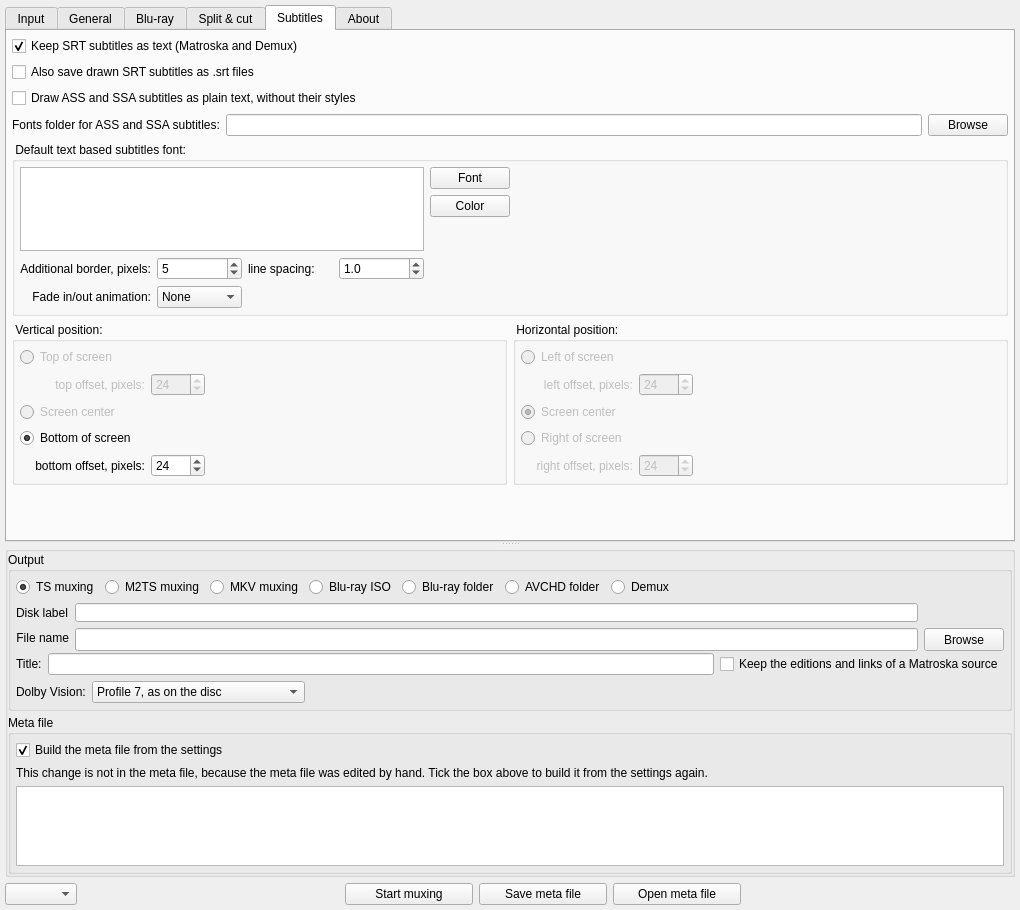
Before: the Qt Designer form tsMuxerGUI/tsmuxerwindow.ui in teaching-droid/tsMuxer, drawn with Qt 5.
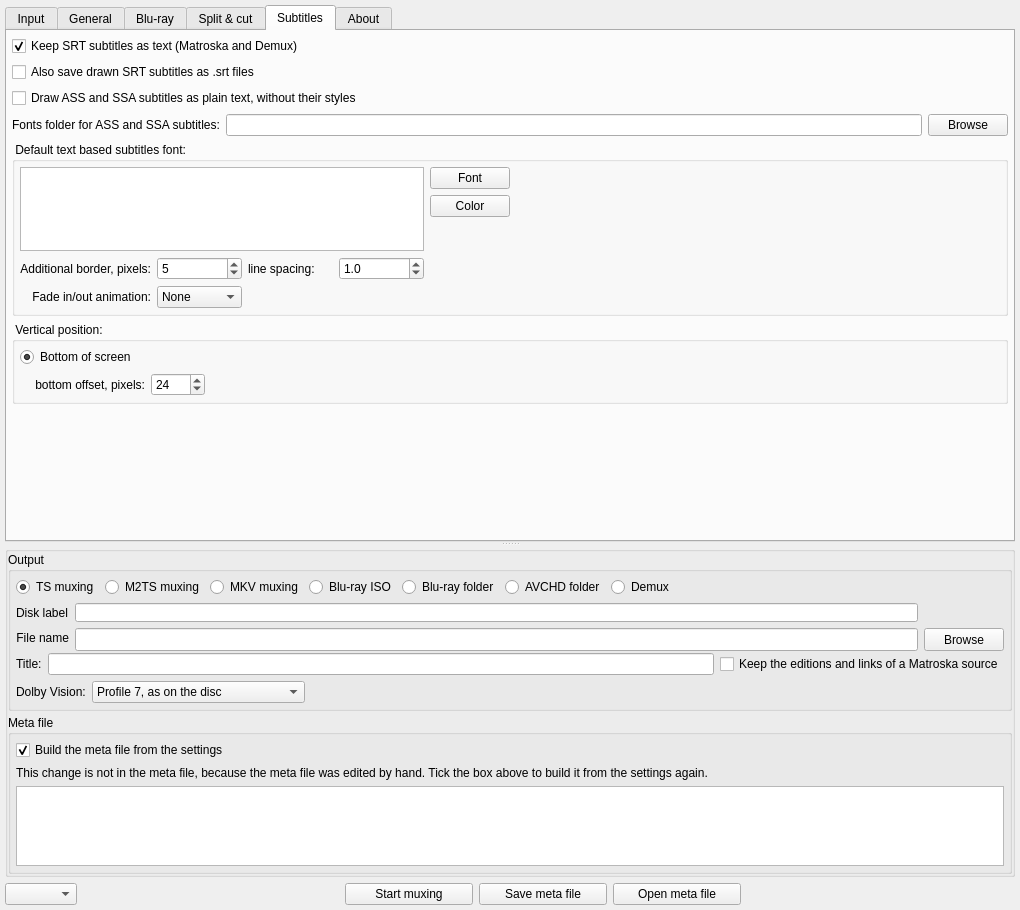
After: the same form once the commit is applied. The open tabs and pages were chosen to show the change. Icons and pictures are not drawn.

Commit message: fix(gui): the greyed choices that did nothing are left out of the window

Diff of the .ui file:
```diff
--- a/tsMuxerGUI/tsmuxerwindow.ui
+++ b/tsMuxerGUI/tsmuxerwindow.ui
@@ -2486,84 +2486,6 @@
              <item>
               <layout class="QGridLayout" name="gridLayout_9">
                <item row="0" column="0">
-                <widget class="QRadioButton" name="radioButton">
-                 <property name="enabled">
-                  <bool>false</bool>
-                 </property>
-                 <property name="text">
-                  <string>Top of screen</string>
-                 </property>
-                </widget>
-               </item>
-               <item row="1" column="0">
-                <layout class="QHBoxLayout" name="horizontalLayout_26">
-                 <item>
-                  <spacer name="horizontalSpacer_11">
-                   <property name="orientation">
-                    <enum>Qt::Horizontal</enum>
-                   </property>
-                   <property name="sizeType">
-                    <enum>QSizePolicy::Fixed</enum>
-                   </property>
-                   <property name="sizeHint" stdset="0">
-                    <size>
-                     <width>15</width>
-                     <height>20</height>
-                    </size>
-                   </property>
-                  </spacer>
-                 </item>
-                 <item>
-                  <widget class="QLabel" name="label_14">
-                   <property name="enabled">
-                    <bool>false</bool>
-                   </property>
-                   <property name="sizePolicy">
-                    <sizepolicy hsizetype="Preferred" vsizetype="Preferred">
-                     <horstretch>0</horstretch>
-                     <verstretch>0</verstretch>
-                    </sizepolicy>
-                   </property>
-                   <property name="text">
-                    <string>top offset, pixels:</string>
-                   </property>
-                   <property name="alignment">
-                    <set>Qt::AlignRight|Qt::AlignTrailing|Qt::AlignVCenter</set>
-                   </property>
-                  </widget>
-                 </item>
-                </layout>
-               </item>
-               <item row="1" column="1">
-                <widget class="QSpinBox" name="spinBox">
-                 <property name="enabled">
-                  <bool>false</bool>
-                 </property>
-                 <property name="sizePolicy">
-                  <sizepolicy hsizetype="Fixed" vsizetype="Fixed">
-                   <horstretch>0</horstretch>
-                   <verstretch>0</verstretch>
-                  </sizepolicy>
-                 </property>
-                 <property name="maximum">
-                  <number>1080</number>
-                 </property>
-                 <property name="value">
-                  <number>24</number>
-                 </property>
-                </widget>
-               </item>
-               <item row="2" column="0">
-                <widget class="QRadioButton" name="radioButton_2">
-                 <property name="enabled">
-                  <bool>false</bool>
-                 </property>
-                 <property name="text">
-                  <string>Screen center</string>
-                 </property>
-                </widget>
-               </item>
-               <item row="3" column="0">
                 <widget class="QRadioButton" name="radioButton_3">
                  <property name="text">
                   <string>Bottom of screen</string>
@@ -2573,7 +2495,7 @@
                  </property>
                 </widget>
                </item>
-               <item row="4" column="0">
+               <item row="1" column="0">
                 <layout class="QHBoxLayout" name="horizontalLayout_27">
                  <item>
                   <spacer name="horizontalSpacer_13">
@@ -2609,7 +2531,7 @@
                  </item>
                 </layout>
                </item>
-               <item row="4" column="1">
+               <item row="1" column="1">
                 <widget class="QSpinBox" name="spinEditOffset">
                  <property name="minimumSize">
                   <size>
@@ -2643,190 +2565,6 @@
             </layout>
            </widget>
           </item>
-          <item>
-           <widget class="QGroupBox" name="groupBox_10">
-            <property name="sizePolicy">
-             <sizepolicy hsizetype="Preferred" vsizetype="Preferred">
-              <horstretch>0</horstretch>
-              <verstretch>0</verstretch>
-             </sizepolicy>
-            </property>
-            <property name="title">
-             <string> Horizontal position: </string>
-            </property>
-            <layout class="QHBoxLayout" name="horizontalLayout_31">
-             <item>
-              <layout class="QGridLayout" name="gridLayout_8">
-               <item row="0" column="0">
-                <widget class="QRadioButton" name="rbhLeft">
-                 <property name="enabled">
-                  <bool>false</bool>
-                 </property>
-                 <property name="text">
-                  <string>Left of screen</string>
-                 </property>
-                </widget>
-               </item>
-               <item row="1" column="0">
-                <layout class="QHBoxLayout" name="horizontalLayout_29">
-                 <item>
-                  <spacer name="horizontalSpacer_12">
-                   <property name="orientation">
-                    <enum>Qt::Horizontal</enum>
-                   </property>
-                   <property name="sizeType">
-                    <enum>QSizePolicy::Fixed</enum>
-                   </property>
-                   <property name="sizeHint" stdset="0">
-                    <size>
-                     <width>15</width>
-                     <height>20</height>
-                    </size>
-                   </property>
-                  </spacer>
-                 </item>
-                 <item>
-                  <widget class="QLabel" name="label_17">
-                   <property name="enabled">
-                    <bool>false</bool>
-                   </property>
-                   <property name="sizePolicy">
-                    <sizepolicy hsizetype="Preferred" vsizetype="Preferred">
-                     <horstretch>0</horstretch>
-                     <verstretch>0</verstretch>
-                    </sizepolicy>
-                   </property>
-                   <property name="text">
-                    <string>left offset, pixels:</string>
-                   </property>
-                   <property name="alignment">
-                    <set>Qt::AlignRight|Qt::AlignTrailing|Qt::AlignVCenter</set>
-                   </property>
-                  </widget>
-                 </item>
-                </layout>
-               </item>
-               <item row="1" column="1">
-                <widget class="QSpinBox" name="spinBox_2">
-                 <property name="enabled">
-                  <bool>false</bool>
-                 </property>
-                 <property name="sizePolicy">
-                  <sizepolicy hsizetype="Fixed" vsizetype="Fixed">
-                   <horstretch>0</horstretch>
-                   <verstretch>0</verstretch>
-                  </sizepolicy>
-                 </property>
-                 <property name="maximum">
-                  <number>1080</number>
-                 </property>
-                 <property name="value">
-                  <number>24</number>
-                 </property>
-                </widget>
-               </item>
-               <item row="2" column="0">
-                <widget class="QRadioButton" name="rbhCenter">
-                 <property name="enabled">
-                  <bool>false</bool>
-                 </property>
-                 <property name="text">
-                  <string>Screen center</string>
-                 </property>
-                 <property name="checked">
-                  <bool>true</bool>
-                 </property>
-                </widget>
-               </item>
-               <item row="3" column="0">
-                <widget class="QRadioButton" name="rbhRight">
-                 <property name="enabled">
-                  <bool>false</bool>
-                 </property>
-                 <property name="text">
-                  <string>Right of screen</string>
-                 </property>
-                 <property name="checked">
-                  <bool>false</bool>
-                 </property>
-                </widget>
-               </item>
-               <item row="4" column="0">
-                <layout class="QHBoxLayout" name="horizontalLayout_30">
-                 <item>
-                  <spacer name="horizontalSpacer_15">
-                   <property name="orientation">
-                    <enum>Qt::Horizontal</enum>
-                   </property>
-                   <property name="sizeType">
-                    <enum>QSizePolicy::Fixed</enum>
-                   </property>
-                   <property name="sizeHint" stdset="0">
-                    <size>
-                     <width>15</width>
-                     <height>20</height>
-                    </size>
-                   </property>
-                  </spacer>
-                 </item>
-                 <item>
-                  <widget class="QLabel" name="label_16">
-                   <property name="enabled">
-                    <bool>false</bool>
-                   </property>
-                   <property name="sizePolicy">
-                    <sizepolicy hsizetype="Preferred" vsizetype="Preferred">
-                     <horstretch>0</horstretch>
-                     <verstretch>0</verstretch>
-                    </sizepolicy>
-                   </property>
-                   <property name="text">
-                    <string>right offset, pixels:</string>
-                   </property>
-                   <property name="alignment">
-                    <set>Qt::AlignRight|Qt::AlignTrailing|Qt::AlignVCenter</set>
-                   </property>
-                  </widget>
-                 </item>
-                </layout>
-               </item>
-               <item row="4" column="1">
-                <widget class="QSpinBox" name="SpinEditOffset_2">
-                 <property name="enabled">
-                  <bool>false</bool>
-                 </property>
-                 <property name="sizePolicy">
-                  <sizepolicy hsizetype="Fixed" vsizetype="Fixed">
-                   <horstretch>0</horstretch>
-                   <verstretch>0</verstretch>
-                  </sizepolicy>
-                 </property>
-                 <property name="maximum">
-                  <number>1080</number>
-                 </property>
-                 <property name="value">
-                  <number>24</number>
-                 </property>
-                </widget>
-               </item>
-              </layout>
-             </item>
-             <item>
-              <spacer name="horizontalSpacer_21">
-               <property name="orientation">
-                <enum>Qt::Horizontal</enum>
-               </property>
-               <property name="sizeHint" stdset="0">
-                <size>
-                 <width>117</width>
-                 <height>20</height>
-                </size>
-               </property>
-              </spacer>
-             </item>
-            </layout>
-           </widget>
-          </item>
          </layout>
         </item>
         <item>
```
Left out of the diff: 54 changed lines with no effect on the pictures. The commit also changes 9 other files.
